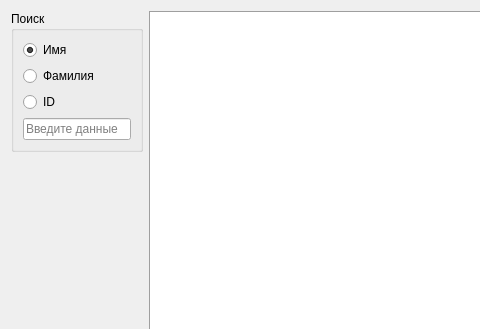
Above: src/searchaccountwidget.ui from libjournaldev/libjournal before the change; both pictures show x 0 to 480 and y 0 to 329 of the 734 by 497 pixel window. Below: the same form after it.
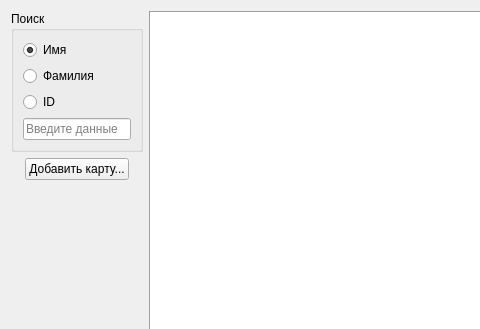
That is the form after the change. Icons and pictures are not drawn.

```diff
--- a/src/searchaccountwidget.ui
+++ b/src/searchaccountwidget.ui
@@ -95,6 +95,19 @@
        </layout>
       </widget>
      </item>
+     <item alignment="Qt::AlignHCenter">
+      <widget class="QPushButton" name="addAccountButton">
+       <property name="sizePolicy">
+        <sizepolicy hsizetype="Maximum" vsizetype="Fixed">
+         <horstretch>0</horstretch>
+         <verstretch>0</verstretch>
+        </sizepolicy>
+       </property>
+       <property name="text">
+        <string>Добавить карту...</string>
+       </property>
+      </widget>
+     </item>
      <item>
       <spacer name="verticalSpacer">
        <property name="orientation">
```
